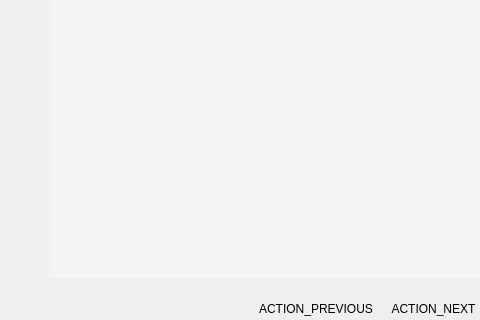
First picture: the form in parsec/core/gui/forms/create_org_widget.ui, repository Scille/parsec-cloud, before the edit; both pictures show x 154 to 634 and y 219 to 539 of the 634 by 539 pixel window.
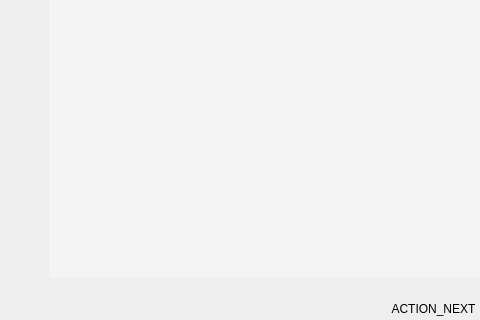
Second picture: the form after the edit. Icons and pictures are not drawn.

Commit message: [GUI] Update the organization process

What changed in the file:
```diff
--- a/parsec/core/gui/forms/create_org_widget.ui
+++ b/parsec/core/gui/forms/create_org_widget.ui
@@ -157,16 +157,6 @@
        </property>
       </spacer>
      </item>
-     <item>
-      <widget class="QPushButton" name="button_previous">
-       <property name="text">
-        <string>ACTION_PREVIOUS</string>
-       </property>
-       <property name="flat">
-        <bool>true</bool>
-       </property>
-      </widget>
-     </item>
      <item>
       <widget class="QPushButton" name="button_validate">
        <property name="text">
```
The commit also changes 6 other files.
